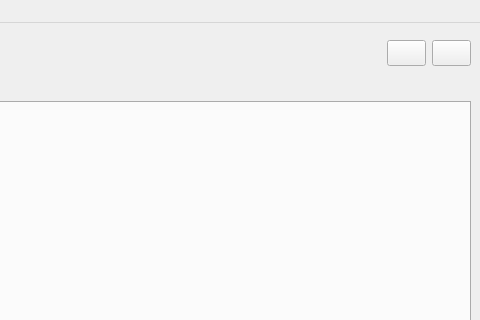
The window that mainwindow.ui (JT117/KFet) describes before a commit, drawn with Qt 5; both pictures show x 520 to 1000 and y 0 to 320 of the 1000 by 710 pixel window.
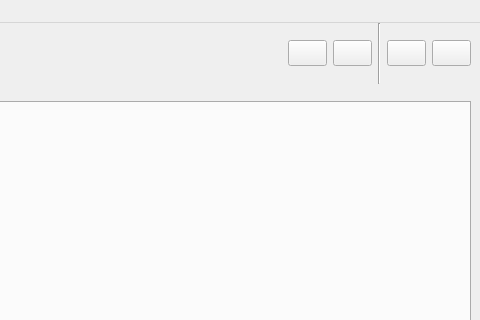
The same window after the commit.

Patch:
```diff
--- a/mainwindow.ui
+++ b/mainwindow.ui
@@ -142,6 +142,26 @@
        </property>
       </widget>
      </item>
+     <item>
+      <widget class="QPushButton" name="subMoney">
+       <property name="text">
+        <string/>
+       </property>
+       <property name="iconSize">
+        <size>
+         <width>48</width>
+         <height>48</height>
+        </size>
+       </property>
+      </widget>
+     </item>
+     <item>
+      <widget class="Line" name="line">
+       <property name="orientation">
+        <enum>Qt::Vertical</enum>
+       </property>
+      </widget>
+     </item>
      <item>
       <widget class="QPushButton" name="addContact">
        <property name="toolTip">
@@ -158,6 +178,19 @@
        </property>
       </widget>
      </item>
+     <item>
+      <widget class="QPushButton" name="delContact">
+       <property name="text">
+        <string/>
+       </property>
+       <property name="iconSize">
+        <size>
+         <width>48</width>
+         <height>48</height>
+        </size>
+       </property>
+      </widget>
+     </item>
     </layout>
    </widget>
   </widget>
```
